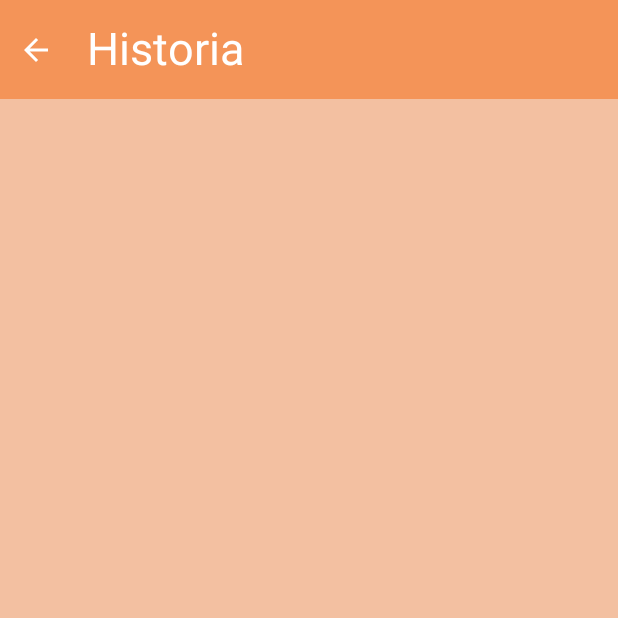
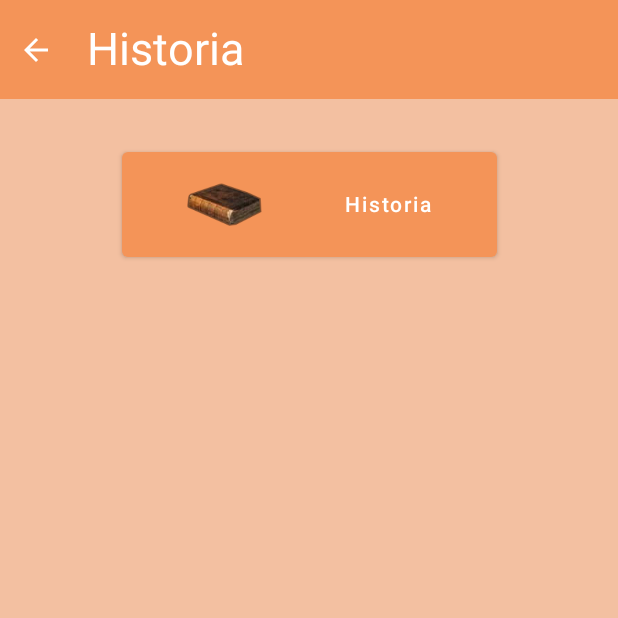
Before and after one commit to sito8943/SapereAudi, an Android app built with Jetpack Compose: the screen it shows after launch (MainActivity), after a tap on "Historia", on a phone screen of 412 x 824 dp, the top half of it. Run offline under Robolectric (Android 15) with nearby library versions, the phone set to English and light mode, and no system bars; our stand-ins replace Dagger/Hilt's generated code.

```diff
--- a/app/src/main/java/com/sito/sapereaudi/ui/Screen.kt
+++ b/app/src/main/java/com/sito/sapereaudi/ui/Screen.kt
@@ -6,5 +6,15 @@ sealed class Screen(val route: String) {
     object Lessons : Screen("lesson_screen")
     object Natura : Screen("natura_screen")
     object Authors : Screen("author_screen")
-    object LessonView : Screen("lesson1")
+    object LessonView : Screen("lesson")
+
+    fun withArgs(vararg args: String): String {
+        return buildString {
+            append(route)
+            args.forEach { arg->
+                append("/$arg")
+            }
+        }
+    }
+
 }
--- a/app/src/main/java/com/sito/sapereaudi/ui/navigation/Navigation.kt
+++ b/app/src/main/java/com/sito/sapereaudi/ui/navigation/Navigation.kt
@@ -46,13 +46,13 @@ fun Navigation() {
         composable(route = Screen.LessonView.route + "/{string}",
          arguments = listOf(
                 navArgument("lesson") {
-                    type = NavType.IntType
-                    defaultValue = 1
+                    type = NavType.StringType
+                    defaultValue = "1"
                     nullable = true
                 }
          )
         ) { entry ->
-            entry.arguments?.getInt("lesson")?.let { LessonPage(lesson = it, navController = navController) }
+            entry.arguments?.getString("lesson")?.let { LessonPage(lesson = it, navController = navController) }
         }
     }
 }
--- a/app/src/main/java/com/sito/sapereaudi/ui/views/HistoryView.kt
+++ b/app/src/main/java/com/sito/sapereaudi/ui/views/HistoryView.kt
@@ -1,15 +1,47 @@
 package com.sito.sapereaudi.ui.views
 
+import androidx.compose.foundation.layout.*
+import androidx.compose.material.Button
+import androidx.compose.material.ButtonDefaults
 import androidx.compose.runtime.Composable
+import androidx.compose.ui.Modifier
+import androidx.compose.ui.res.painterResource
 import androidx.compose.ui.res.stringResource
+import androidx.compose.ui.unit.dp
 import androidx.navigation.NavController
 import com.sito.sapereaudi.R
+import com.sito.sapereaudi.ui.components.button.ButtonImage
+import com.sito.sapereaudi.ui.components.button.ButtonRow
+import com.sito.sapereaudi.ui.components.button.ButtonText
 import com.sito.sapereaudi.ui.components.header.HeaderRow
 import com.sito.sapereaudi.ui.components.layout.MenuColumn
+import com.sito.sapereaudi.ui.components.layout.MenuRow
+import com.sito.sapereaudi.ui.theme.ButtonSalmon
 
 @Composable
 fun HistoryView(navController: NavController) {
     MenuColumn {
-        HeaderRow (backOn = "main_screen", navController = navController, text = stringResource(id = R.string.historyTitle))
+        HeaderRow(
+            backOn = "main_screen",
+            navController = navController,
+            text = stringResource(id = R.string.historyTitle)
+        )
+        MenuRow {
+            Button(
+                modifier = Modifier
+                    .padding(5.dp)
+                    .size(width = 250.dp, height = 70.dp),
+                colors = ButtonDefaults.buttonColors(backgroundColor = ButtonSalmon),
+                onClick = { navController.navigate("") }) {
+                ButtonRow {
+                    ButtonImage(
+                        painter = painterResource(id = R.drawable.book),
+                    )
+                    ButtonText(
+                        text = stringResource(id = R.string.historyButton),
+                    )
+                }
+            }
+        }
     }
 }
--- a/app/src/main/java/com/sito/sapereaudi/ui/views/LessonView.kt
+++ b/app/src/main/java/com/sito/sapereaudi/ui/views/LessonView.kt
@@ -13,6 +13,7 @@ import androidx.compose.ui.unit.dp
 import androidx.compose.ui.unit.sp
 import androidx.navigation.NavController
 import com.sito.sapereaudi.R
+import com.sito.sapereaudi.ui.Screen
 import com.sito.sapereaudi.ui.components.header.HeaderRow
 import com.sito.sapereaudi.ui.components.layout.MenuColumn
 
@@ -50,11 +51,11 @@ fun createLesson(max: Int, navController: NavController) {
             TextButton(
                 modifier = Modifier.padding(vertical = 10.dp, horizontal = 15.dp),
                 onClick = {
-                    navController.navigate("Lesson$item")
+                    navController.navigate(Screen.LessonView.withArgs(item.toString()))
                 }
             ) {
                 Text(
-                    text = ("Lección $item"),
+                    text = ("Lección$item"),
                     fontSize = 25.sp,
                 )
             }
```
Also changed, not shown: app/src/main/java/com/sito/sapereaudi/ui/views/AuthorsView.kt (+16 -2 lines), app/src/main/java/com/sito/sapereaudi/ui/views/LessonPage.kt (+4 -8 lines).
